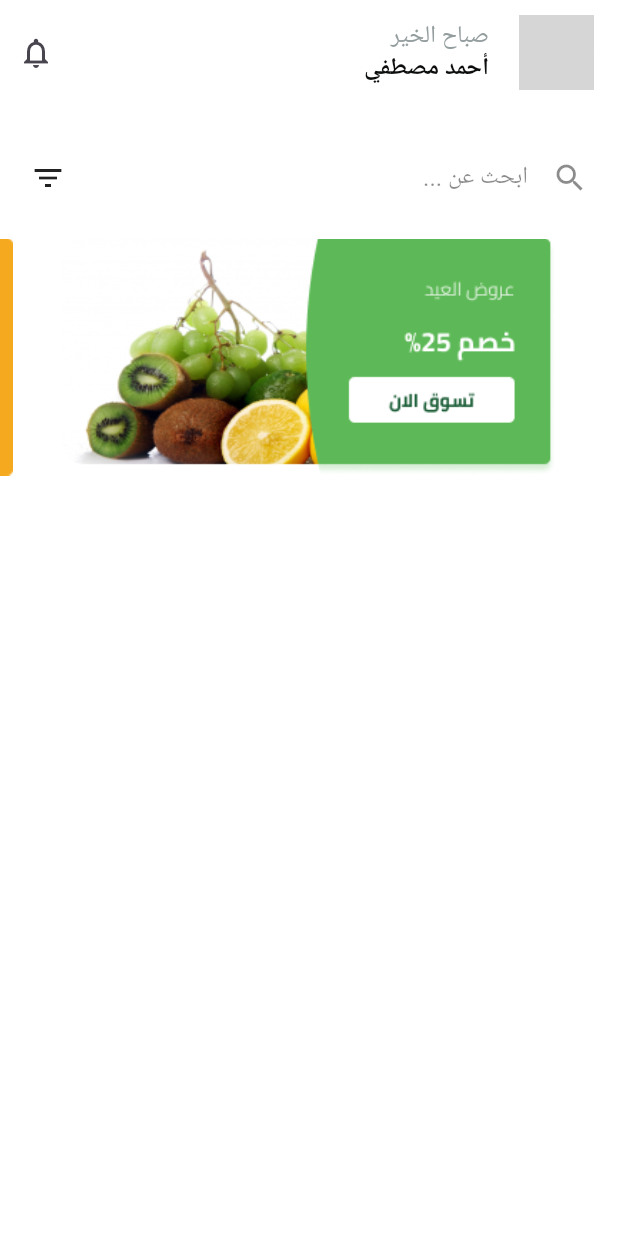
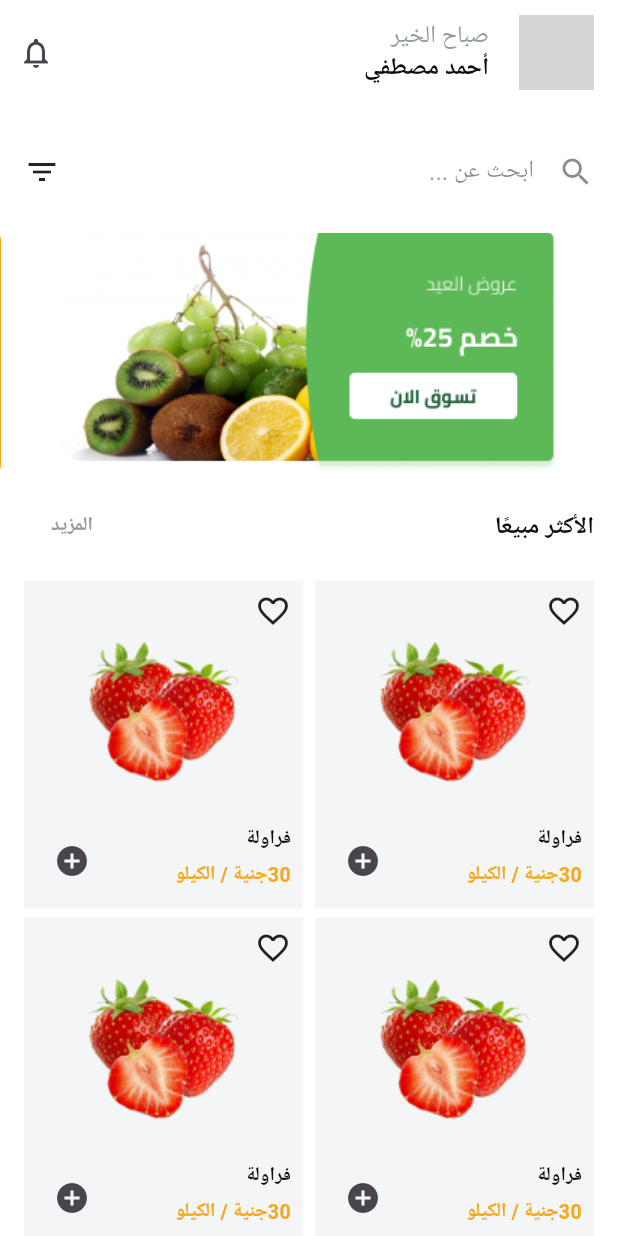
Before and after one commit to mohamedrashad102/fruit_hub, a Flutter app: the HomeView screen opened by its route, on a phone screen of 412 x 824 dp. Run offline on Flutter 3.47's test engine with Material 3 defaults, Android fonts, the phone set to English and light mode, and no system bars; our stand-ins replace dartz, dots_indicator, firebase_auth, firebase_core, flutter_bloc, flutter_hooks and 6 more; missing offline and left inert: flutter_facebook_auth, svg_flutter; accounts and stored records are empty; network calls fail; Roboto replaces fonts that are missing (Cairo); grey boxes are pictures that could not be loaded.

Commit message:
Add home best seller section and refactor home view body
- Added a new widget for the home best seller section
- Refactored the home view body to include the new section and adjust padding
- Updated the assets file to include a new strawberry image
- Updated the custom text button widget to allow for custom text color

```diff
--- a/lib/core/utils/assets.dart
+++ b/lib/core/utils/assets.dart
@@ -31,13 +31,11 @@ class Assets {
 
   /// Assets for imagesOnBoardingLogo1
   /// assets/images/on_boarding_logo1.svg
-  static const String imagesOnBoardingLogo1 =
-      "assets/images/on_boarding_logo1.svg";
+  static const String imagesOnBoardingLogo1 = "assets/images/on_boarding_logo1.svg";
 
   /// Assets for imagesOnBoardingLogo2
   /// assets/images/on_boarding_logo2.svg
-  static const String imagesOnBoardingLogo2 =
-      "assets/images/on_boarding_logo2.svg";
+  static const String imagesOnBoardingLogo2 = "assets/images/on_boarding_logo2.svg";
 
   /// Assets for imagesSplashBottom
   /// assets/images/splash_bottom.svg
@@ -50,4 +48,8 @@ class Assets {
   /// Assets for imagesSplashPlant
   /// assets/images/splash_plant.svg
   static const String imagesSplashPlant = "assets/images/splash_plant.svg";
+
+  /// Assets for imagesStrawberry
+  /// assets/images/strawberry.png
+  static const String imagesStrawberry = "assets/images/strawberry.png";
 }
--- a/lib/core/widgets/custom_text_button.dart
+++ b/lib/core/widgets/custom_text_button.dart
@@ -9,12 +9,14 @@ class CustomTextButton extends StatelessWidget {
     this.onPressed,
     this.isLight = false,
     this.fontSize,
+    this.color,
   });
 
   final String text;
   final void Function()? onPressed;
   final bool isLight;
   final double? fontSize;
+  final Color? color;
 
   @override
   Widget build(BuildContext context) {
@@ -24,7 +26,8 @@ class CustomTextButton extends StatelessWidget {
         text,
         style: AppStyles.semiBold13.copyWith(
           fontSize: fontSize,
-          color: isLight ? AppColors.lightPrimaryColor : AppColors.primaryColor,
+          color: color ??
+              (isLight ? AppColors.lightPrimaryColor : AppColors.primaryColor),
         ),
       ),
     );
--- /dev/null
+++ b/lib/core/widgets/fruit_item.dart
@@ -0,0 +1,60 @@
+import 'package:flutter/material.dart';
+import 'package:fruit_hub/core/utils/app_styles.dart';
+import 'package:fruit_hub/core/utils/assets.dart';
+import 'package:gap/gap.dart';
+
+class FruitItem extends StatelessWidget {
+  const FruitItem({super.key});
+
+  @override
+  Widget build(BuildContext context) {
+    return Container(
+      color: const Color(0xffF3F5F7),
+      padding: const EdgeInsets.all(8.0),
+      child: Column(
+        mainAxisAlignment: MainAxisAlignment.start,
+        children: [
+          const Align(
+            alignment: Alignment.topRight,
+            child: Icon(
+              Icons.favorite_border,
+            ),
+          ),
+          Image.asset(Assets.imagesStrawberry),
+          const Spacer(),
+          Row(
+            crossAxisAlignment: CrossAxisAlignment.start,
+            children: [
+              Expanded(
+                child: Column(
+                  crossAxisAlignment: CrossAxisAlignment.start,
+                  mainAxisSize: MainAxisSize.min,
+                  children: [
+                    Text(
+                      'فراولة',
+                      style: AppStyles.semiBold13,
+                    ),
+                    const Gap(5),
+                    Text(
+                      '30جنية / الكيلو',
+                      style: AppStyles.bold13.copyWith(
+                        color: const Color(0xfff4a91f),
+                      ),
+                    )
+                  ],
+                ),
+              ),
+              IconButton(
+                alignment: Alignment.bottomLeft,
+                onPressed: () {},
+                icon: const Icon(
+                  Icons.add_circle,
+                ),
+              ),
+            ],
+          ),
+        ],
+      ),
+    );
+  }
+}
--- /dev/null
+++ b/lib/features/home/widgets/home_best_seller_body.dart
@@ -0,0 +1,24 @@
+import 'package:flutter/material.dart';
+import 'package:fruit_hub/core/widgets/fruit_item.dart';
+
+class HomeBestSellerBody extends StatelessWidget {
+  const HomeBestSellerBody({super.key});
+
+  @override
+  Widget build(BuildContext context) {
+    return GridView.builder(
+      shrinkWrap: true,
+      physics: const NeverScrollableScrollPhysics(),
+      gridDelegate: const SliverGridDelegateWithFixedCrossAxisCount(
+        crossAxisCount: 2,
+        childAspectRatio: 0.85,
+        crossAxisSpacing: 8,
+        mainAxisSpacing: 6,
+      ),
+      itemBuilder: (context, index) {
+        return const FruitItem();
+      },
+      itemCount: 10,
+    );
+  }
+}
--- /dev/null
+++ b/lib/features/home/widgets/home_best_seller_head.dart
@@ -0,0 +1,28 @@
+import 'package:flutter/material.dart';
+import 'package:fruit_hub/core/utils/app_styles.dart';
+import 'package:fruit_hub/core/widgets/custom_text_button.dart';
+
+class HomeBestSellerHead extends StatelessWidget {
+  const HomeBestSellerHead({
+    super.key,
+  });
+
+  @override
+  Widget build(BuildContext context) {
+    return Row(
+      children: [
+        Text(
+          'الأكثر مبيعًا',
+          style: AppStyles.bold16.copyWith(
+            color: const Color(0xff0C0D0D),
+          ),
+        ),
+        const Spacer(),
+        const CustomTextButton(
+          text: 'المزيد',
+          color: Color(0xff949D9E),
+        ),
+      ],
+    );
+  }
+}
--- /dev/null
+++ b/lib/features/home/widgets/home_best_seller_section.dart
@@ -0,0 +1,20 @@
+import 'package:flutter/material.dart';
+import 'package:fruit_hub/features/home/widgets/home_best_seller_head.dart';
+import 'package:gap/gap.dart';
+
+import 'home_best_seller_body.dart';
+
+class HomeBestSellerSection extends StatelessWidget {
+  const HomeBestSellerSection({super.key});
+
+  @override
+  Widget build(BuildContext context) {
+    return const Column(
+      children: [
+        HomeBestSellerHead(),
+        Gap(12),
+        HomeBestSellerBody(),
+      ],
+    );
+  }
+}
--- /dev/null
+++ b/lib/features/home/widgets/home_offers_section.dart
@@ -0,0 +1,24 @@
+import 'package:flutter/material.dart';
+import 'package:fruit_hub/core/utils/assets.dart';
+
+class HomeOffersSection extends StatelessWidget {
+  const HomeOffersSection({super.key});
+
+  @override
+  Widget build(BuildContext context) {
+    return PageView.builder(
+      scrollDirection: Axis.horizontal,
+      clipBehavior: Clip.none,
+      controller: PageController(
+        initialPage: 0,
+        viewportFraction: 0.99,
+      ),
+      itemBuilder: (context, index) {
+        return Image.asset(
+          index.isEven ? Assets.imagesOffer2 : Assets.imagesOffer1,
+        );
+      },
+      itemCount: 20,
+    );
+  }
+}
--- a/lib/features/home/widgets/home_view_body.dart
+++ b/lib/features/home/widgets/home_view_body.dart
@@ -1,51 +1,34 @@
 import 'package:flutter/material.dart';
-import 'package:fruit_hub/core/utils/assets.dart';
 import 'package:fruit_hub/core/widgets/custom_search_bar.dart';
-import 'package:fruit_hub/k.dart';
 import 'package:gap/gap.dart';
+
+import 'home_best_seller_section.dart';
+import 'home_offers_section.dart';
 
 class HomeViewBody extends StatelessWidget {
   const HomeViewBody({super.key});
 
   @override
   Widget build(BuildContext context) {
-    return const Padding(
+    return const SingleChildScrollView(
+      child: Padding(
         padding: EdgeInsets.symmetric(
-        horizontal: K.horizontalPadding,
-        vertical: K.verticalPadding,
+          horizontal: 16,
+          vertical: 16,
         ),
         child: Column(
           children: [
             CustomSearchBar(),
             Gap(12),
             SizedBox(
-            height: 158,
+              height: 160,
               child: HomeOffersSection(),
             ),
+            Gap(12),
+            HomeBestSellerSection(),
           ],
+        ),
       ),
     );
   }
 }
-
-class HomeOffersSection extends StatelessWidget {
-  const HomeOffersSection({super.key});
-
-  @override
-  Widget build(BuildContext context) {
-    return PageView.builder(
-      scrollDirection: Axis.horizontal,
-      clipBehavior: Clip.none,
-      controller: PageController(
-        initialPage: 0,
-        viewportFraction: 0.99,
-      ),
-      itemBuilder: (context, index) {
-        return Image.asset(
-          index.isEven ? Assets.imagesOffer2 : Assets.imagesOffer1,
-        );
-      },
-      itemCount: 20,
-    );
-  }
-}
```
Also changed, not shown: assets/images/strawberry.png (added). Lines whose indentation alone changed are shown as unchanged.
